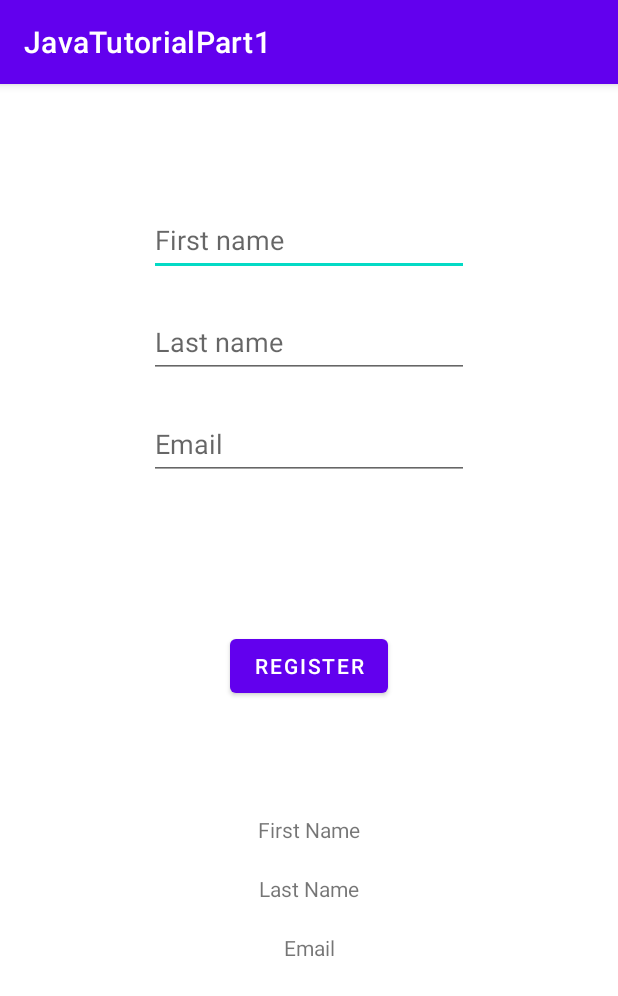
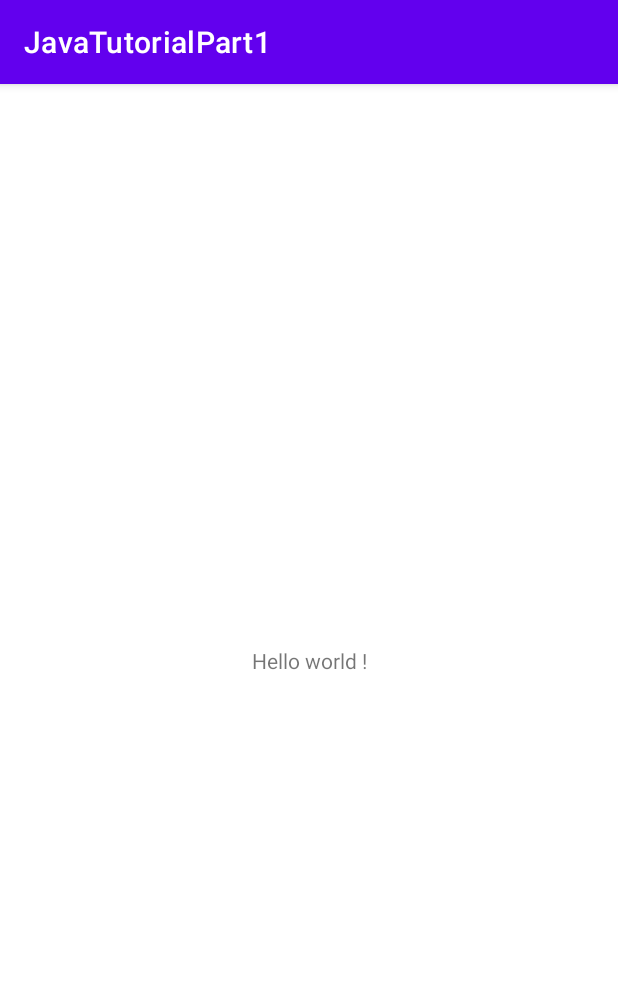
Before and after one commit to Vikmanatus/android-java-tutorial, an Android app: the screen it shows after launch (MainActivity), on a phone screen of 412 x 824 dp. Shown: the top 996 px of the screen. Run offline under Robolectric (Android 15) with nearby library versions, the phone set to English and light mode, and no system bars.

Commit message:
Beginning UI basics tutorial

```diff
--- a/app/src/main/java/com/vikman/enterprise/javatutorialpart1/MainActivity.java
+++ b/app/src/main/java/com/vikman/enterprise/javatutorialpart1/MainActivity.java
@@ -9,37 +9,11 @@ import android.widget.EditText;
 import android.widget.TextView;
 
 public class MainActivity extends AppCompatActivity {
-    private EditText editTextFirstname;
-    private EditText editTextLastname;
-    private EditText editTextEmail;
-    private Button registerButton;
-    private TextView firstName;
-    private TextView lastName;
-    private TextView email;
 
 
     @Override
     protected void onCreate(Bundle savedInstanceState) {
         super.onCreate(savedInstanceState);
         setContentView(R.layout.activity_main);
-        editTextEmail = findViewById(R.id.editTextEmail);
-        editTextLastname = findViewById(R.id.editTextLastname);
-        editTextFirstname = findViewById(R.id.editTextFirstname);
-        registerButton = findViewById(R.id.registerButton);
-        firstName = findViewById(R.id.firstNameTextView);
-        lastName = findViewById(R.id.lastNameTextView);
-        email = findViewById(R.id.emailTextView);
-
-        registerButton.setOnClickListener(new View.OnClickListener() {
-            @Override
-            public void onClick(View v) {
-                firstName.setText("First Name: "+editTextFirstname.getText().toString());
-                lastName.setText("First Name: "+editTextLastname.getText().toString());
-                email.setText("First Name: "+editTextEmail.getText().toString());
-                editTextFirstname.setText("");
-                editTextLastname.setText("");
-                editTextEmail.setText("");
-            }
-        });
     }
 }
--- a/app/src/main/res/layout/activity_main.xml
+++ b/app/src/main/res/layout/activity_main.xml
@@ -7,82 +7,13 @@
     tools:context=".MainActivity">
 
 
-    <EditText
-        android:id="@+id/editTextFirstname"
+    <TextView
+        android:id="@+id/textView"
         android:layout_width="wrap_content"
         android:layout_height="wrap_content"
-        android:layout_marginTop="80dp"
-        android:ems="10"
-        android:hint="First name"
-        android:inputType="textPersonName"
-        android:minHeight="48dp"
+        android:text="@string/hello_world"
+        app:layout_constraintBottom_toBottomOf="parent"
         app:layout_constraintEnd_toEndOf="parent"
         app:layout_constraintStart_toStartOf="parent"
         app:layout_constraintTop_toTopOf="parent" />
-
-    <EditText
-        android:id="@+id/editTextLastname"
-        android:layout_width="wrap_content"
-        android:layout_height="wrap_content"
-        android:layout_marginTop="20dp"
-        android:ems="10"
-        android:hint="Last name"
-        android:inputType="textPersonName"
-        android:minHeight="48dp"
-        app:layout_constraintEnd_toEndOf="@+id/editTextFirstname"
-        app:layout_constraintStart_toStartOf="@+id/editTextFirstname"
-        app:layout_constraintTop_toBottomOf="@+id/editTextFirstname" />
-
-    <EditText
-        android:id="@+id/editTextEmail"
-        android:layout_width="wrap_content"
-        android:layout_height="wrap_content"
-        android:layout_marginTop="20dp"
-        android:ems="10"
-        android:hint="Email"
-        android:inputType="textPersonName"
-        android:minHeight="48dp"
-        app:layout_constraintEnd_toEndOf="@+id/editTextLastname"
-        app:layout_constraintStart_toStartOf="@+id/editTextLastname"
-        app:layout_constraintTop_toBottomOf="@+id/editTextLastname" />
-
-    <Button
-        android:id="@+id/registerButton"
-        android:layout_width="wrap_content"
-        android:layout_height="wrap_content"
-        android:layout_marginTop="100dp"
-        android:text="Register"
-        app:layout_constraintEnd_toEndOf="@+id/editTextEmail"
-        app:layout_constraintStart_toStartOf="@+id/editTextEmail"
-        app:layout_constraintTop_toBottomOf="@+id/editTextEmail" />
-
-    <TextView
-        android:id="@+id/firstNameTextView"
-        android:layout_width="wrap_content"
-        android:layout_height="wrap_content"
-        android:layout_marginTop="75dp"
-        android:text="First Name"
-        app:layout_constraintEnd_toEndOf="@+id/registerButton"
-        app:layout_constraintStart_toStartOf="@+id/registerButton"
-        app:layout_constraintTop_toBottomOf="@+id/registerButton" />
-
-    <TextView
-        android:id="@+id/lastNameTextView"
-        android:layout_width="wrap_content"
-        android:layout_height="wrap_content"
-        android:layout_marginTop="20dp"
-        android:text="Last Name"
-        app:layout_constraintEnd_toEndOf="@+id/firstNameTextView"
-        app:layout_constraintStart_toStartOf="@+id/firstNameTextView"
-        app:layout_constraintTop_toBottomOf="@+id/firstNameTextView" />
-
-    <TextView
-        android:id="@+id/emailTextView"
-        android:layout_width="wrap_content"
-        android:layout_height="wrap_content"
-        android:layout_marginTop="20dp"
-        android:text="Email"
-        app:layout_constraintEnd_toEndOf="@+id/lastNameTextView"
-        app:layout_constraintStart_toStartOf="@+id/lastNameTextView"
-        app:layout_constraintTop_toBottomOf="@+id/lastNameTextView" />
 </androidx.constraintlayout.widget.ConstraintLayout>
--- a/app/src/main/res/values/strings.xml
+++ b/app/src/main/res/values/strings.xml
@@ -1,3 +1,4 @@
 <resources>
     <string name="app_name">JavaTutorialPart1</string>
+    <string name="hello_world">Hello world !</string>
 </resources>
```
